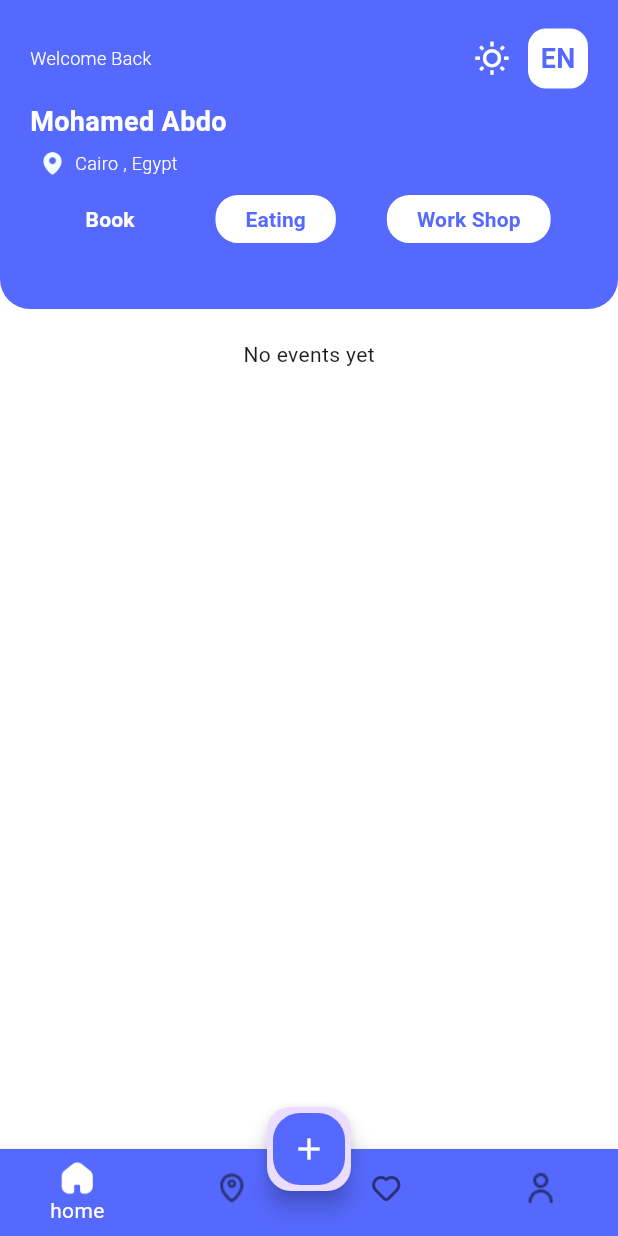
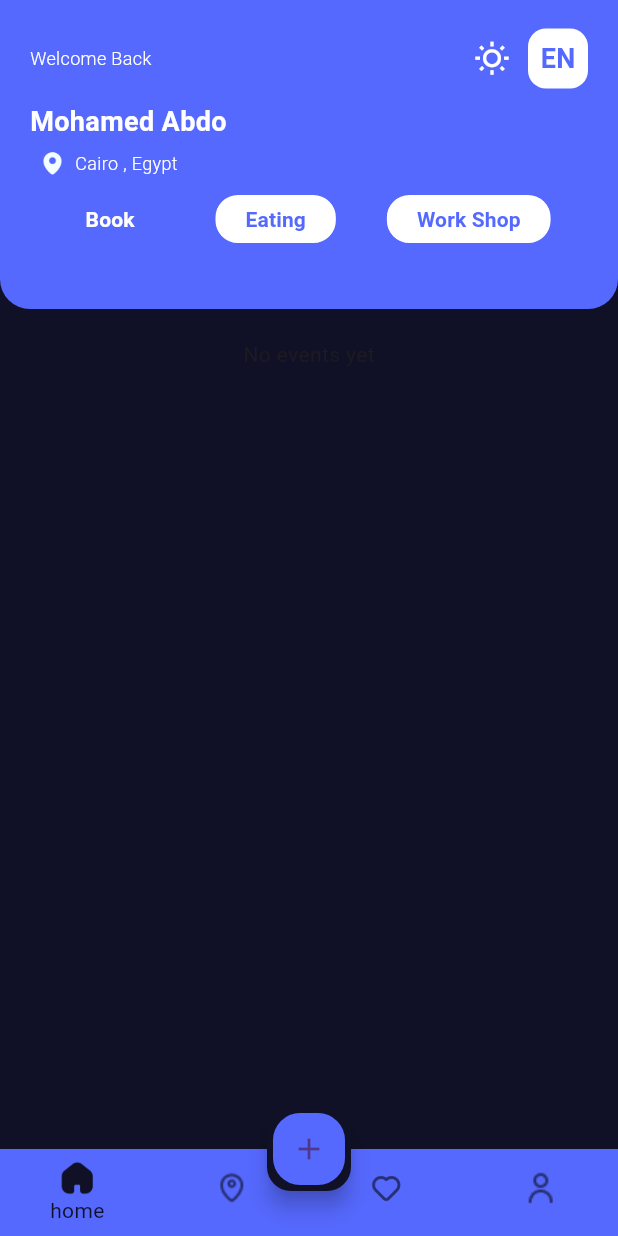
Before and after one commit to mohamedabdelsaea/again_event, a Flutter app: the screen it shows after launch, after a tap on the "wb sunny" icon, on a phone screen of 412 x 824 dp. Run offline on Flutter 3.47's test engine with Material 3 defaults, Android fonts, the phone set to English and light mode, and no system bars; our stand-ins replace animated_custom_dropdown, bot_toast, cloud_firestore, firebase_auth, firebase_core, flutter_easyloading and 2 more; accounts and stored records are empty; generated files the repository leaves out were written again; statements that could not run were skipped.

Commit message:
* finish theme app

```diff
--- a/lib/core/theme/app_theme.dart
+++ b/lib/core/theme/app_theme.dart
@@ -7,11 +7,33 @@ class AppTheme {
     appBarTheme: AppBarTheme(
       backgroundColor: AppColor.white,
     ),
+    bottomNavigationBarTheme: BottomNavigationBarThemeData(
+      backgroundColor: AppColor.white,
+      selectedIconTheme: IconThemeData(color: AppColor.white),
+      selectedItemColor: AppColor.white,
+      selectedLabelStyle: TextStyle(color: AppColor.white),
+      unselectedLabelStyle: TextStyle(color: AppColor.white),
+    ),
+    floatingActionButtonTheme: FloatingActionButtonThemeData(
+      backgroundColor: AppColor.white,
+    ),
+    iconTheme: IconThemeData(color: AppColor.white),
   );
   static ThemeData darkTheme = ThemeData(
     scaffoldBackgroundColor: AppColor.black,
     appBarTheme: AppBarTheme(
       backgroundColor: AppColor.black,
     ),
+    bottomNavigationBarTheme: BottomNavigationBarThemeData(
+      backgroundColor: AppColor.black,
+      selectedIconTheme: IconThemeData(color: AppColor.black),
+      selectedItemColor: AppColor.black,
+      selectedLabelStyle: TextStyle(color: AppColor.black),
+      unselectedLabelStyle: TextStyle(color: AppColor.black),
+    ),
+    floatingActionButtonTheme: FloatingActionButtonThemeData(
+      backgroundColor: AppColor.black,
+    ),
+    iconTheme: IconThemeData(color: AppColor.black),
   );
 }
--- a/lib/main.dart
+++ b/lib/main.dart
@@ -41,16 +41,23 @@ class MyApp extends StatelessWidget {
       ),
       theme: AppTheme.lightTheme,
       darkTheme: AppTheme.darkTheme,
-      themeMode: ThemeMode.light,
+      themeMode: provider.currentTheme,
       localizationsDelegates: AppLocalizations.localizationsDelegates,
       supportedLocales: AppLocalizations.supportedLocales,
-      locale: Locale(provider.currantLanguage),
+      locale: Locale(provider.currentLanguage),
     );
   }
 
   initSharedPref() async {
     final SharedPreferences pref = await SharedPreferences.getInstance();
     String? lang = pref.getString('lang');
+    bool? theme = pref.getBool('theme');
     provider.setLanguage(lang ?? 'ar');
+
+    if (theme == 'dark') {
+      provider.setCurrentTheme(ThemeMode.dark);
+    } else if (theme == 'light') {
+      provider.setCurrentTheme(ThemeMode.light);
+    }
   }
 }
--- a/lib/modules/layout/home/home_screen.dart
+++ b/lib/modules/layout/home/home_screen.dart
@@ -53,7 +53,13 @@ class _HomeScreenState extends State<HomeScreen> {
                         ),
                         const Spacer(),
                         IconButton(
-                          onPressed: () {},
+                          onPressed: () {
+                            if (provider.isDark()) {
+                              provider.setCurrentTheme(ThemeMode.light);
+                            } else {
+                              provider.setCurrentTheme(ThemeMode.dark);
+                            }
+                          },
                           icon: const Icon(
                             Icons.wb_sunny_outlined,
                             color: Colors.white,
--- a/lib/modules/layout/layout.dart
+++ b/lib/modules/layout/layout.dart
@@ -33,7 +33,6 @@ class _LayoutState extends State<Layout> {
           ),
           child: Icon(
             Icons.add,
-            color: AppColor.white,
           ),
         ),
       ),
@@ -45,7 +44,6 @@ class _LayoutState extends State<Layout> {
               selectedIndex = index;
             });
           },
-          fixedColor: AppColor.white,
           showUnselectedLabels: false,
           backgroundColor: AppColor.primary,
           type: BottomNavigationBarType.fixed,
--- a/lib/modules/layout/new_event/new_event.dart
+++ b/lib/modules/layout/new_event/new_event.dart
@@ -31,7 +31,6 @@ class _NewEventState extends State<NewEvent> {
 
     return Scaffold(
       appBar: AppBar(
-        backgroundColor: AppColor.white,
         centerTitle: true,
         title: Text(
           'Create Event',
@@ -162,7 +161,7 @@ class _NewEventState extends State<NewEvent> {
                     Text(
                       'Event Date',
                       style: TextStyle(
-                        color: AppColor.black,
+                        color: AppColor.primary,
                         fontWeight: FontWeight.w700,
                         fontSize: 18,
                       ),
@@ -194,7 +193,7 @@ class _NewEventState extends State<NewEvent> {
                     Text(
                       'Event Time',
                       style: TextStyle(
-                        color: AppColor.black,
+                        color: AppColor.primary,
                         fontWeight: FontWeight.w700,
                         fontSize: 18,
                       ),
--- a/lib/modules/layout/profile/profile_screen.dart
+++ b/lib/modules/layout/profile/profile_screen.dart
@@ -72,7 +72,7 @@ class ProfileScreen extends StatelessWidget {
             padding: const EdgeInsets.symmetric(horizontal: 20.0),
             child: CustomDropdown<String>(
               items: provider.language,
-              initialItem: provider.currantLanguage,
+              initialItem: provider.currentLanguage,
               hintText: local.language,
               decoration: CustomDropdownDecoration(
                 closedSuffixIcon:
@@ -120,7 +120,11 @@ class ProfileScreen extends StatelessWidget {
                   closedBorder: Border.all(color: AppColor.primary),
                   hintStyle: TextStyle(color: AppColor.primary, fontSize: 16)),
               onChanged: (value) {
-                log(local.theme);
+                if (value == 'Light') {
+                  provider.setCurrentTheme(ThemeMode.light);
+                } else if (value == 'Dark'){
+                  provider.setCurrentTheme(ThemeMode.dark);
+                }
               },
             ),
           ),
--- a/lib/modules/provider/setting_provider.dart
+++ b/lib/modules/provider/setting_provider.dart
@@ -10,7 +10,8 @@ import '../layout/profile/profile_screen.dart';
 class SettingProvider extends ChangeNotifier {
   DateTime? _selectedDate;
   TimeOfDay? _timeOfDay;
-  String currantLanguage = 'en';
+  String currentLanguage = 'en';
+  ThemeMode currentTheme = ThemeMode.light;
 
   List<String> _language = [
     'ar',
@@ -51,7 +52,11 @@ class SettingProvider extends ChangeNotifier {
   List<Widget> get layout => _layout;
 
   bool isEnglish() {
-    return currantLanguage == 'en';
+    return currentLanguage == 'en';
+  }
+
+  bool isDark() {
+    return currentTheme == ThemeMode.dark;
   }
 
   selectedEvenDate(BuildContext context) async {
@@ -80,12 +85,23 @@ class SettingProvider extends ChangeNotifier {
   }
 
   setLanguage(String newLanguage) async {
-    if (newLanguage == currantLanguage) {
+    if (newLanguage == currentLanguage) {
       return;
     }
-    currantLanguage = newLanguage;
+    currentLanguage = newLanguage;
     final SharedPreferences pref = await SharedPreferences.getInstance();
     pref.setString('lang', newLanguage);
+    notifyListeners();
+  }
+
+  setCurrentTheme(ThemeMode newTheme) async {
+    if (currentTheme == newTheme) {
+      return;
+    }
+    currentTheme = newTheme;
+
+    final SharedPreferences pref = await SharedPreferences.getInstance();
+    pref.setBool('theme', newTheme == ThemeMode.dark);
     notifyListeners();
   }
 
```
